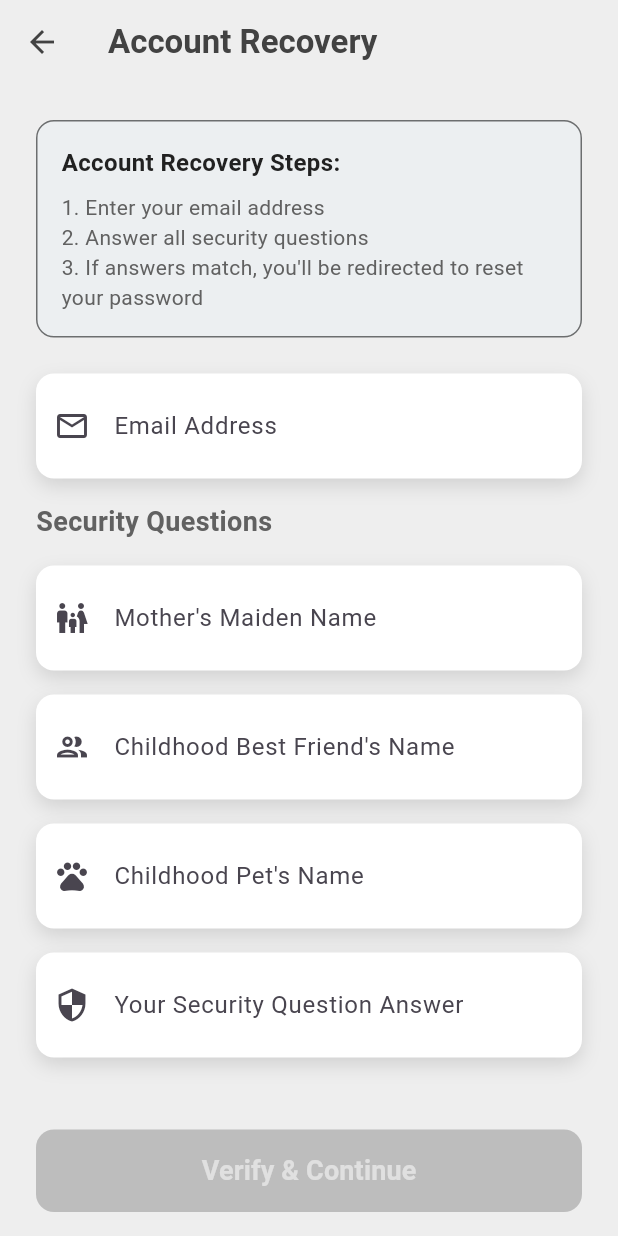
After one commit to SAKKalinduS/Biomark, a Flutter app: the AccountRecoveryScreen screen opened by its route, on a phone screen of 412 x 824 dp. The commit adds this screen. Run offline on Flutter 3.47's test engine with Material 3 defaults, Android fonts, the phone set to English and light mode, and no system bars; our stand-ins replace sqflite; missing offline and left inert: encrypt, mongo_dart; accounts and stored records are empty.

Commit message:
recover account screens

```diff
--- a/lib/main.dart
+++ b/lib/main.dart
@@ -1,3 +1,4 @@
+import 'package:biomark/screens/recover_account_screen.dart';
 import 'package:flutter/material.dart';
 import 'package:provider/provider.dart';
 import 'screens/login_screen.dart';
@@ -28,6 +29,7 @@ class MyApp extends StatelessWidget {
         '/': (context) => LoginScreen(),
         '/register': (context) => RegisterScreen(),
         '/profile': (context) => ProfileScreen(),
+        '/recover': (context) => AccountRecoveryScreen(),
       },
     );
   }
--- /dev/null
+++ b/lib/screens/recover_account_screen.dart
@@ -0,0 +1,347 @@
+import 'package:biomark/screens/reset_password_screen.dart';
+import 'package:flutter/material.dart';
+import 'package:provider/provider.dart';
+import '../services/auth_service.dart';
+
+class AccountRecoveryScreen extends StatefulWidget {
+  @override
+  _AccountRecoveryScreenState createState() => _AccountRecoveryScreenState();
+}
+
+class _AccountRecoveryScreenState extends State<AccountRecoveryScreen> {
+  final _formKey = GlobalKey<FormState>();
+  final _emailController = TextEditingController();
+  final _mothersMaidenNameController = TextEditingController();
+  final _childhoodFriendController = TextEditingController();
+  final _childhoodPetController = TextEditingController();
+  final _securityQuestionController = TextEditingController();
+
+  String? _emailError;
+  String? _mothersMaidenNameError;
+  String? _childhoodFriendError;
+  String? _childhoodPetError;
+  String? _securityQuestionError;
+
+  bool _isLoading = false;
+  bool _isFormValid = false;
+
+  @override
+  void initState() {
+    super.initState();
+    _emailController.addListener(_validateForm);
+    _mothersMaidenNameController.addListener(_validateForm);
+    _childhoodFriendController.addListener(_validateForm);
+    _childhoodPetController.addListener(_validateForm);
+    _securityQuestionController.addListener(_validateForm);
+  }
+
+  @override
+  void dispose() {
+    _emailController.removeListener(_validateForm);
+    _mothersMaidenNameController.removeListener(_validateForm);
+    _childhoodFriendController.removeListener(_validateForm);
+    _childhoodPetController.removeListener(_validateForm);
+    _securityQuestionController.removeListener(_validateForm);
+
+    _emailController.dispose();
+    _mothersMaidenNameController.dispose();
+    _childhoodFriendController.dispose();
+    _childhoodPetController.dispose();
+    _securityQuestionController.dispose();
+    super.dispose();
+  }
+
+  void _validateForm() {
+    setState(() {
+      // Email validation
+      final emailRegex = RegExp(r'^[\w-\.]+@([\w-]+\.)+[\w-]{2,4}$');
+      bool isEmailValid = emailRegex.hasMatch(_emailController.text);
+
+      _emailError = !isEmailValid && _emailController.text.isNotEmpty
+          ? 'Please enter a valid email address'
+          : null;
+
+      // All fields should be non-empty for the form to be valid
+      _isFormValid = isEmailValid &&
+          _mothersMaidenNameController.text.isNotEmpty &&
+          _childhoodFriendController.text.isNotEmpty &&
+          _childhoodPetController.text.isNotEmpty &&
+          _securityQuestionController.text.isNotEmpty;
+    });
+  }
+
+  Widget _buildErrorText(String? error) {
+    if (error == null || error.isEmpty) return SizedBox.shrink();
+    return Padding(
+      padding: EdgeInsets.only(left: 12, top: 6),
+      child: Text(
+        error,
+        style: TextStyle(
+          color: Colors.red.shade700,
+          fontSize: 12,
+        ),
+      ),
+    );
+  }
+
+  Widget _buildInputField({
+    required TextEditingController controller,
+    required String label,
+    IconData? icon,
+    String? errorText,
+    TextInputType? keyboardType,
+  }) {
+    return Column(
+      crossAxisAlignment: CrossAxisAlignment.start,
+      children: [
+        Container(
+          decoration: BoxDecoration(
+            color: Colors.white,
+            borderRadius: BorderRadius.circular(12),
+            border: errorText != null
+                ? Border.all(color: Colors.red.shade300, width: 1)
+                : null,
+            boxShadow: [
+              BoxShadow(
+                color: Colors.black12,
+                blurRadius: 10,
+                offset: Offset(0, 5),
+              ),
+            ],
+          ),
+          child: TextField(
+            controller: controller,
+            keyboardType: keyboardType,
+            decoration: InputDecoration(
+              labelText: label,
+              prefixIcon: Icon(
+                icon ?? Icons.lock_outline,
+                color: errorText != null ? Colors.red.shade300 : null,
+              ),
+              labelStyle: TextStyle(
+                color: errorText != null ? Colors.red.shade300 : null,
+              ),
+              border: InputBorder.none,
+              contentPadding: EdgeInsets.symmetric(horizontal: 20, vertical: 15),
+            ),
+          ),
+        ),
+        _buildErrorText(errorText),
+        SizedBox(height: 16),
+      ],
+    );
+  }
+
+  void _handleRecovery() async {
+    if (_formKey.currentState!.validate() && _isFormValid) {
+      setState(() {
+        _isLoading = true;
+        // Reset all error states
+        _emailError = null;
+        _mothersMaidenNameError = null;
+        _childhoodFriendError = null;
+        _childhoodPetError = null;
+        _securityQuestionError = null;
+      });
+
+      try {
+        final result = await Provider.of<AuthService>(context, listen: false)
+            .verifySecurityQuestions(
+          email: _emailController.text,
+          mothersMaidenName: _mothersMaidenNameController.text,
+          childhoodFriend: _childhoodFriendController.text,
+          childhoodPet: _childhoodPetController.text,
+          securityQuestion: _securityQuestionController.text,
+        );
+        print(result);
+        if (result['success']) {
+          Navigator.of(context).pushReplacement(
+            MaterialPageRoute(builder: (context) => ResetPasswordScreen()),
+          );
+        } else {
+          // Handle specific field errors
+          setState(() {
+            if (result['errors'] != null) {
+              final errors = result['errors'] as Map<String, dynamic>;
+
+              _emailError = errors['email'];
+              _mothersMaidenNameError = errors['mothersMaidenName'];
+              _childhoodFriendError = errors['childhoodFriend'];
+              _childhoodPetError = errors['childhoodPet'];
+              _securityQuestionError = errors['securityQuestion'];
+
+              // If there's a general error, show it in a snackbar
+              if (errors['general'] != null) {
+                ScaffoldMessenger.of(context).showSnackBar(
+                  SnackBar(
+                    content: Text(errors['general']),
+                    backgroundColor: Colors.red,
+                  ),
+                );
+              }
+            }
+          });
+        }
+      } catch (error) {
+        ScaffoldMessenger.of(context).showSnackBar(
+          SnackBar(
+            content: Text('An error occurred. Please try again later.'),
+            backgroundColor: Colors.red,
+          ),
+        );
+      } finally {
+        setState(() {
+          _isLoading = false;
+        });
+      }
+    }
+  }
+
+  @override
+  Widget build(BuildContext context) {
+    return Scaffold(
+      backgroundColor: Colors.grey[200],
+      appBar: AppBar(
+        backgroundColor: Colors.transparent,
+        elevation: 0,
+        leading: IconButton(
+          icon: Icon(Icons.arrow_back, color: Colors.grey[800]),
+          onPressed: () => Navigator.pop(context),
+        ),
+        title: Text(
+          'Account Recovery',
+          style: TextStyle(
+            color: Colors.grey[800],
+            fontWeight: FontWeight.bold,
+          ),
+        ),
+      ),
+      body: Container(
+        child: SafeArea(
+          child: SingleChildScrollView(
+            child: Padding(
+              padding: EdgeInsets.all(24.0),
+              child: Form(
+                key: _formKey,
+                child: Column(
+                  crossAxisAlignment: CrossAxisAlignment.stretch,
+                  children: [
+                    // Instructions
+                    Container(
+                      padding: EdgeInsets.all(16),
+                      decoration: BoxDecoration(
+                        color: Colors.blueGrey.shade50,
+                        borderRadius: BorderRadius.circular(12),
+                        border: Border.all(color: Colors.black54),
+                      ),
+                      child: Column(
+                        crossAxisAlignment: CrossAxisAlignment.start,
+                        children: [
+                          Text(
+                            'Account Recovery Steps:',
+                            style: TextStyle(
+                              fontWeight: FontWeight.bold,
+                              fontSize: 16,
+                              color: Colors.grey.shade900,
+                            ),
+                          ),
+                          SizedBox(height: 8),
+                          Text(
+                            '1. Enter your email address\n'
+                                '2. Answer all security questions\n'
+                                '3. If answers match, you\'ll be redirected to reset your password',
+                            style: TextStyle(
+                              fontSize: 14,
+                              color: Colors.grey.shade700,
+                            ),
+                          ),
+                        ],
+                      ),
+                    ),
+                    SizedBox(height: 24),
+
+                    _buildInputField(
+                      controller: _emailController,
+                      label: 'Email Address',
+                      icon: Icons.email_outlined,
+                      errorText: _emailError,
+                      keyboardType: TextInputType.emailAddress,
+                    ),
+
+                    Text(
+                      'Security Questions',
+                      style: TextStyle(
+                        fontSize: 18,
+                        fontWeight: FontWeight.bold,
+                        color: Colors.grey[700],
+                      ),
+                    ),
+                    SizedBox(height: 16),
+
+                    _buildInputField(
+                      controller: _mothersMaidenNameController,
+                      label: "Mother's Maiden Name",
+                      icon: Icons.family_restroom,
+                      errorText: _mothersMaidenNameError,
+                    ),
+
+                    _buildInputField(
+                      controller: _childhoodFriendController,
+                      label: "Childhood Best Friend's Name",
+                      icon: Icons.group_outlined,
+                      errorText: _childhoodFriendError,
+                    ),
+
+                    _buildInputField(
+                      controller: _childhoodPetController,
+                      label: "Childhood Pet's Name",
+                      icon: Icons.pets,
+                      errorText: _childhoodPetError,
+                    ),
+
+                    _buildInputField(
+                      controller: _securityQuestionController,
+                      label: 'Your Security Question Answer',
+                      icon: Icons.security,
+                      errorText: _securityQuestionError,
+                    ),
+
+                    SizedBox(height: 32),
+
+                    SizedBox(
+                      height: 55,
+                      child: ElevatedButton(
+                        style: ElevatedButton.styleFrom(
+                          backgroundColor: Colors.grey[800],
+                          foregroundColor: Colors.white,
+                          shape: RoundedRectangleBorder(
+                            borderRadius: BorderRadius.circular(12),
+                          ),
+                          elevation: 5,
+                          disabledBackgroundColor: Colors.grey[400],
+                          disabledForegroundColor: Colors.grey[300],
+                        ),
+                        child: _isLoading
+                            ? CircularProgressIndicator(color: Colors.white)
+                            : Text(
+                          'Verify & Continue',
+                          style: TextStyle(
+                            fontSize: 18,
+                            fontWeight: FontWeight.bold,
+                          ),
+                        ),
+                        onPressed: (_isLoading || !_isFormValid)
+                            ? null
+                            : _handleRecovery,
+                      ),
+                    ),
+                  ],
+                ),
+              ),
+            ),
+          ),
+        ),
+      ),
+    );
+  }
+}
```
Also changed, not shown: lib/screens/reset_password_screen.dart (added, +253 -0 lines).
